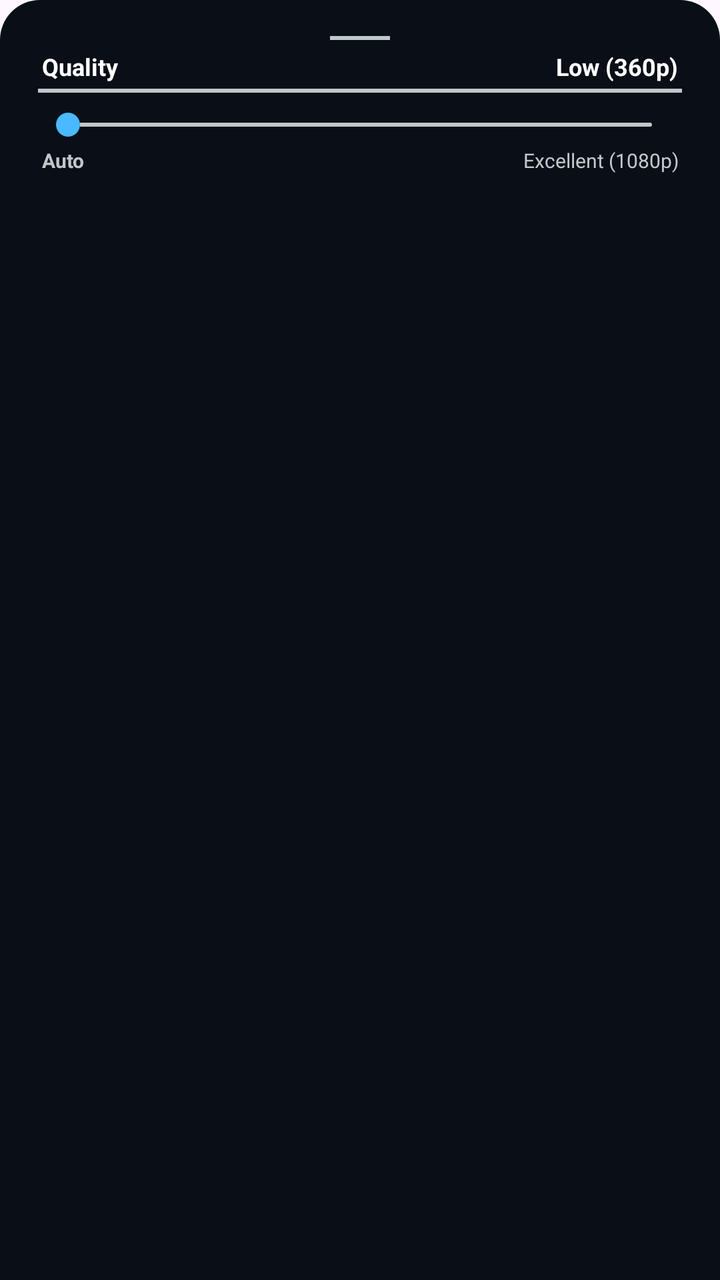
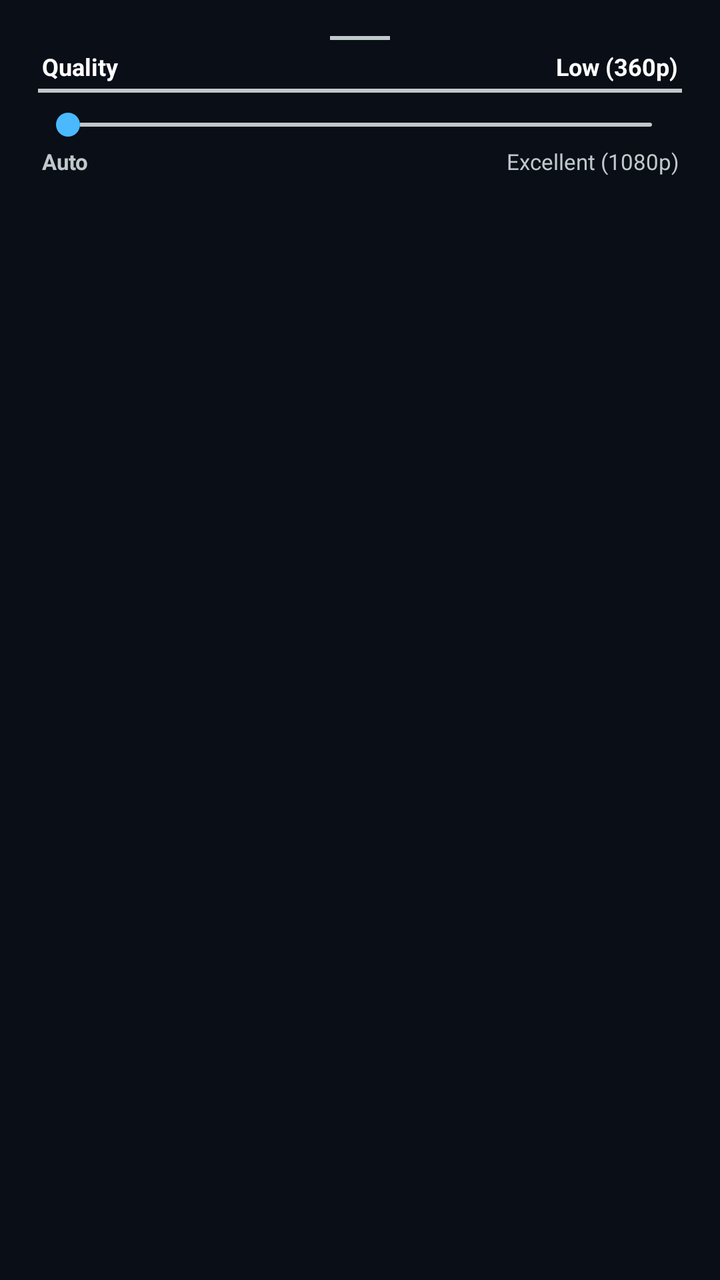

Two renders of the same Android screen: before a commit and after it. Below are the layout's source before the change and the commit's diff.
<!-- AndroidManifest.xml: application theme Theme.StreamingApp -->
<!-- res/layout/dialog_quality.xml -->
<?xml version="1.0" encoding="utf-8"?>
<androidx.constraintlayout.widget.ConstraintLayout xmlns:android="http://schemas.android.com/apk/res/android"
    android:layout_width="match_parent"
    android:layout_height="wrap_content"
    xmlns:app="http://schemas.android.com/apk/res-auto"
    android:background="@drawable/topcurve_blackappbg"
    android:id="@+id/constraint"
    android:padding="16dp">

    <ProgressBar
        android:id="@+id/pBar"
        android:layout_width="30dp"
        android:layout_height="2dp"
        android:layout_margin="2dp"
        android:background="@color/iconColor"
        app:layout_constraintStart_toStartOf="parent"
        app:layout_constraintEnd_toEndOf="parent"
        app:layout_constraintTop_toTopOf="parent"/>

    <TextView
        android:layout_width="wrap_content"
        android:layout_height="wrap_content"
        android:layout_margin="5dp"
        android:text="Quality"
        android:textSize="12sp"
        android:textStyle="bold"
        android:textColor="@color/white"
        app:layout_constraintStart_toStartOf="parent"
        app:layout_constraintTop_toBottomOf="@+id/pBar"/>

    <TextView
        android:id="@+id/qualityVal"
        android:layout_width="wrap_content"
        android:layout_height="wrap_content"
        android:layout_margin="5dp"
        android:text="Low (360p)"
        android:textSize="12sp"
        android:textStyle="bold"
        android:textColor="@color/white"
        app:layout_constraintEnd_toEndOf="parent"
        app:layout_constraintTop_toBottomOf="@+id/pBar"/>

    <ProgressBar
        android:id="@+id/pBar1"
        android:layout_width="match_parent"
        android:layout_height="2dp"
        android:layout_margin="3dp"
        android:layout_gravity="center"
        android:background="@color/iconColor"
        app:layout_constraintStart_toStartOf="parent"
        app:layout_constraintEnd_toEndOf="parent"
        app:layout_constraintTop_toBottomOf="@+id/qualityVal"/>

    <SeekBar
        android:id="@+id/qualitySeekbar"
        android:layout_width="match_parent"
        android:layout_height="wrap_content"
        android:layout_marginLeft="2dp"
        android:layout_marginRight="2dp"
        android:layout_marginTop="10dp"
        android:layout_gravity="center"
        style="@style/CustomSeekBar"
        app:layout_constraintStart_toStartOf="parent"
        app:layout_constraintEnd_toEndOf="parent"
        app:layout_constraintTop_toBottomOf="@+id/pBar1"
        />

    <TextView
        android:layout_width="wrap_content"
        android:layout_height="wrap_content"
        android:layout_gravity="center"
        android:layout_margin="5dp"
        android:text="Auto"
        android:textColor="@color/iconColor"
        android:textStyle="bold"
        android:textSize="10sp"
        app:layout_constraintStart_toStartOf="parent"
        app:layout_constraintTop_toBottomOf="@+id/qualitySeekbar"/>



    <TextView
        android:layout_width="wrap_content"
        android:layout_height="wrap_content"
        android:layout_gravity="center"
        android:gravity="end|center"
        android:layout_margin="5dp"
        android:text="Excellent (1080p)"
        android:textColor="@color/iconColor"
        android:textSize="10sp"
        app:layout_constraintEnd_toEndOf="parent"
        app:layout_constraintTop_toBottomOf="@+id/qualitySeekbar"/>




</androidx.constraintlayout.widget.ConstraintLayout>
<!-- resources referenced by this layout -->
<resources>
  <color name="iconColor">#BFC9CA</color>
  <color name="white">#FFFFFFFF</color>
  <!-- drawable topcurve_blackappbg (drawable) -->
  <?xml version="1.0" encoding="utf-8"?>
  <layer-list xmlns:android="http://schemas.android.com/apk/res/android">
      
      <item>
          <shape android:shape="rectangle">
              <solid android:color="@color/blmain" />
              <corners
                  android:topRightRadius="20dp"
                  android:topLeftRadius="20dp"
                 /> 
          </shape>
      </item>
  
  
  </layer-list>
  <style name="CustomSeekBar" parent="Widget.AppCompat.SeekBar">
          <item name="android:minHeight">2dp</item>
          <item name="android:maxHeight">2dp</item>
          <item name="android:progressDrawable">@drawable/playersbar_progress_drawable</item>
          <item name="android:thumb">@drawable/thumb_sbar</item>
      </style>
  <style name="Theme.StreamingApp" parent="Base.Theme.StreamingApp" />
  <color name="blmain">#090E17</color>
  <!-- drawable playersbar_progress_drawable (drawable) -->
  <?xml version="1.0" encoding="utf-8"?>
  <layer-list xmlns:android="http://schemas.android.com/apk/res/android">
      <item android:id="@android:id/secondaryProgress">
          <shape>
              <solid android:color="@color/iconColor"/>
              <size android:height="1dp"/>
              <corners android:radius="1dp"/>
          </shape>
      </item>
  
      <item android:id="@android:id/progress">
          <clip android:drawable="@drawable/bg_progress"/>
      </item>
  </layer-list>
  <!-- drawable thumb_sbar (drawable) -->
  <?xml version="1.0" encoding="utf-8"?>
  <layer-list xmlns:android="http://schemas.android.com/apk/res/android">
      <item>
          <shape android:shape="oval">
              <size
                  android:height="12dp"
                  android:width="12dp"/>
              <solid android:color="@color/bluemain"/>
          </shape>
      </item>
  
      <item
          android:drawable="?android:selectableItemBackgroundBorderless"/>
  </layer-list>
  <style name="Base.Theme.StreamingApp" parent="Theme.Material3.DayNight.NoActionBar">
          
          <item name="android:navigationBarColor">@android:color/transparent</item>
  
          
          <item name="android:windowTranslucentStatus">false</item>
          <item name="android:windowTranslucentNavigation">false</item>
          <item name="android:statusBarColor">@color/bluemain</item>
          <item name="android:windowLightStatusBar">true</item>
          <item name="android:windowContentOverlay">@null</item>
  
          <item name="android:windowIsTranslucent">true</item>
  
      </style>
  <!-- drawable bg_progress (drawable) -->
  <?xml version="1.0" encoding="utf-8"?>
  <shape xmlns:android="http://schemas.android.com/apk/res/android">
      <size android:height="1dp"/>
      <solid android:color="@color/bluemain"/>
      <corners android:radius="1dp"/>
  </shape>
  <color name="bluemain">#4AB9FF</color>
</resources>

<!-- the commit's change to res/layout/dialog_quality.xml (unified diff, before → after) -->
@@ -73,8 +73,7 @@
         android:text="Auto"
         android:textColor="@color/iconColor"
         android:textStyle="bold"
-        android:textSize="10sp"
-        app:layout_constraintStart_toStartOf="parent"
+        android:textSize="11sp"        app:layout_constraintStart_toStartOf="parent"
         app:layout_constraintTop_toBottomOf="@+id/qualitySeekbar"/>
 
 
@@ -87,8 +86,7 @@
         android:layout_margin="5dp"
         android:text="Excellent (1080p)"
         android:textColor="@color/iconColor"
-        android:textSize="10sp"
-        app:layout_constraintEnd_toEndOf="parent"
+        android:textSize="11sp"        app:layout_constraintEnd_toEndOf="parent"
         app:layout_constraintTop_toBottomOf="@+id/qualitySeekbar"/>
 
 
<!-- resource entries referenced after the edit -->
@@ -61,6 +61,8 @@
           <item name="android:navigationBarColor">@android:color/transparent</item>
   
           
+          <item name="android:windowBackground">@color/blmain</item>
+  
           <item name="android:windowTranslucentStatus">false</item>
           <item name="android:windowTranslucentNavigation">false</item>
           <item name="android:statusBarColor">@color/bluemain</item>
